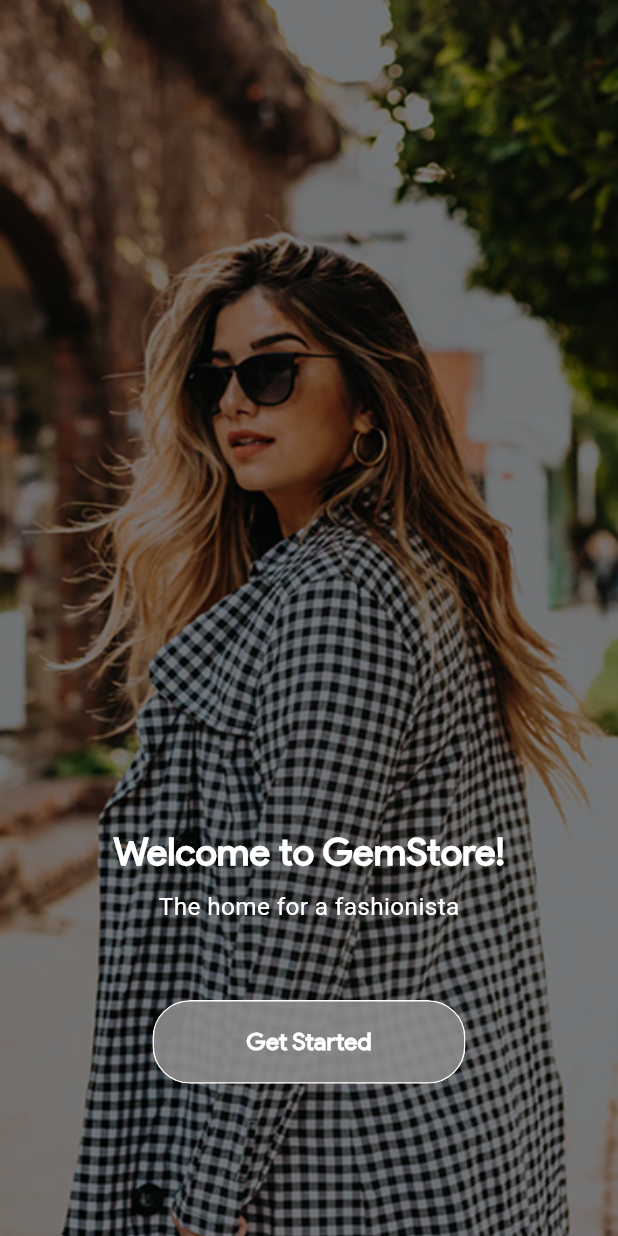
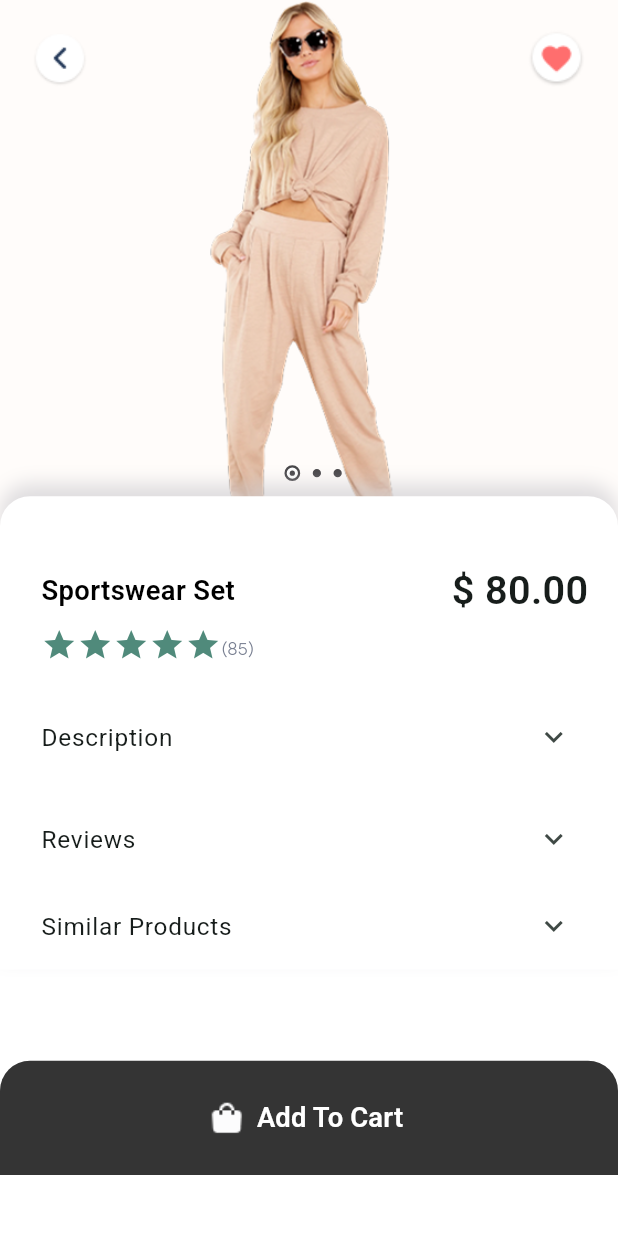
Before and after one commit to MahmoudDabour1/gem_store_app, a Flutter app: the screen it shows after launch, on a phone screen of 412 x 824 dp. Run offline on Flutter 3.47's test engine with Material 3 defaults, Android fonts, the phone set to English and light mode, and no system bars; our stand-ins replace flutter_bloc, flutter_screenutil, flutter_svg, logger; project files that could hold a hidden picture were left out.

Commit message:
product details done

```diff
--- a/lib/core/routing/app_router.dart
+++ b/lib/core/routing/app_router.dart
@@ -6,6 +6,7 @@ import 'package:gem_store_app/features/discover/presentation/views/discover_scre
 import 'package:gem_store_app/features/home/presentation/views/home_screen.dart';
 import 'package:gem_store_app/features/login/login_screen.dart';
 import 'package:gem_store_app/features/onboarding/views/onboarding_intro_screen.dart';
+import 'package:gem_store_app/features/product_details/views/item_details_views.dart';
 
 import '../../features/checkout/checkout_screen.dart';
 import '../../features/onboarding/views/onboarding_screen.dart';
@@ -24,6 +25,11 @@ class AppRouter {
       case Routes.loginScreen:
         return MaterialPageRoute(
           builder: (_) => LoginScreen(),
+        );
+
+      case Routes.productDetailsScreen:
+        return MaterialPageRoute(
+          builder: (_) => ItemDetailsViews(),
         );
       case Routes.checkoutScreen:
         return MaterialPageRoute(
--- a/lib/core/routing/routes.dart
+++ b/lib/core/routing/routes.dart
@@ -7,4 +7,5 @@ abstract class Routes {
   static const String cartScreen = '/cartScreen';
   static const String homeScreen = '/homeScreen';
   static const String discoverScreen = '/discoverScreen';
+  static const String productDetailsScreen = "/productDetailsScreen";
 }
--- a/lib/core/utils/app_assets.dart
+++ b/lib/core/utils/app_assets.dart
@@ -34,4 +34,6 @@ class AppAssets {
   static String imagesActiveFavoriteIcon =
       "assets/images/activate_favorite_icon.png";
   static String imagesTestItem = "assets/images/test_item.png";
+
+  static String cartIcon = "assets/images/shoping_bag.png";
 }
--- /dev/null
+++ b/lib/features/product_details/views/item_details_views.dart
@@ -0,0 +1,28 @@
+import 'package:flutter/material.dart';
+import 'package:gem_store_app/features/product_details/views/widgets/full_details.dart';
+import 'package:gem_store_app/features/product_details/views/widgets/item_images.dart';
+
+
+
+
+class ItemDetailsViews extends StatelessWidget {
+  const ItemDetailsViews({super.key});
+
+  @override
+  Widget build(BuildContext context) {
+    return SafeArea(
+      child: Scaffold(
+          backgroundColor: Colors.white,
+          body: SingleChildScrollView(
+            child: Column(
+              children: [
+                ItemImages(),
+
+                FullDetails()
+
+              ],
+            ),
+          )),
+    );
+  }
+}
--- /dev/null
+++ b/lib/features/product_details/views/widgets/custome_section_of_details.dart
@@ -0,0 +1,26 @@
+import 'package:flutter/material.dart';
+import 'package:flutter_screenutil/flutter_screenutil.dart';
+import '../../../../core/utils/app_text_styles.dart';
+
+class CustomeSectionOfDetails extends StatelessWidget {
+  final String title;
+  final List<Widget> children;
+  const CustomeSectionOfDetails({super.key, required this.title, required this.children});
+
+  @override
+  Widget build(BuildContext context) {
+    return ExpansionTile(
+      shape: Border.all(color: Colors.white),
+      tilePadding: EdgeInsets.only(right: 10.w),
+      childrenPadding: EdgeInsets.only(bottom: 14.w),
+      iconColor: Colors.black,
+      title: Text(
+        title,
+        style: AppTextStyles.font16regular,
+      ),
+      children:
+        children
+      ,
+    );
+  }
+}
--- /dev/null
+++ b/lib/features/product_details/views/widgets/full_details.dart
@@ -0,0 +1,61 @@
+import 'package:flutter/material.dart';
+import 'package:flutter_screenutil/flutter_screenutil.dart';
+import 'package:gem_store_app/core/utils/app_assets.dart';
+import 'package:gem_store_app/core/utils/app_colors.dart';
+import 'package:gem_store_app/features/product_details/views/widgets/title_details_sections.dart';
+
+import '../../../../core/utils/app_text_styles.dart';
+
+
+class FullDetails extends StatelessWidget {
+  const FullDetails({super.key});
+
+  @override
+  Widget build(BuildContext context) {
+    var borderRadius = BorderRadius.only(
+        topLeft: Radius.circular(20), topRight: Radius.circular(20));
+    return Column(
+      children: [
+        Transform.translate(
+          offset: Offset(0, -60.h),
+          child: Container(
+              padding: EdgeInsets.only(top: 40.w),
+              decoration: BoxDecoration(
+                  color: Colors.white,
+                  boxShadow: [
+                    BoxShadow(
+                        color: AppColors.lightGrayColor.withValues(alpha: .6),
+                        blurRadius: 10,
+                        offset: Offset(0, -8),
+                        spreadRadius: -.1)
+                  ],
+                  borderRadius: borderRadius),
+              child: Padding(
+                padding: EdgeInsets.only(right: 18.w, left: 25.w),
+                child: ProductTitleAndDetails(),
+              )),
+        ),
+        ColoredBox(
+          color: Colors.white,
+          child: Container(
+            width: double.infinity,
+            margin: EdgeInsets.only(bottom: 0),
+            height: 75.h,
+            clipBehavior: Clip.none,
+            decoration: BoxDecoration(
+                color: AppColors.darkerGrayColor, borderRadius: borderRadius),
+            child: TextButton.icon(
+              onPressed: () {},
+              label: Text(
+                "Add To Cart",
+                style: AppTextStyles.font18BlackSemiBold
+                    .copyWith(color: Colors.white),
+              ),
+              icon: Image.asset(AppAssets.cartIcon),
+            ),
+          ),
+        )
+      ],
+    );
+  }
+}
--- /dev/null
+++ b/lib/features/product_details/views/widgets/item_images.dart
@@ -0,0 +1,82 @@
+import 'package:flutter/material.dart';
+import 'package:flutter_screenutil/flutter_screenutil.dart';
+import 'package:gem_store_app/core/utils/app_colors.dart';
+
+import '../../../../core/utils/app_assets.dart';
+
+class ItemImages extends StatelessWidget {
+  const ItemImages({super.key});
+
+  @override
+  Widget build(BuildContext context) {
+    return Stack(
+      children: [
+        Container(
+            height: MediaQuery.of(context).size.height / 2 - 20.h,
+            width: MediaQuery.of(context).size.width,
+            color: Color(0xFFFFFCFA),
+            child: PageView.builder(
+              itemCount: 3,
+              itemBuilder: (context, index) {
+                return Image.asset(
+                  AppAssets.imagesTestItem,
+                  fit: BoxFit.contain,
+                  width: double.infinity,
+                );
+              },
+            )),
+        Positioned(
+            left: 20.w,
+            width: MediaQuery.of(context).size.width - 40.w,
+            top: 20.h,
+            child: Row(
+              mainAxisAlignment: MainAxisAlignment.spaceBetween,
+              children: [
+                ...List.generate(
+                  2,
+                  (index) {
+                    return GestureDetector(
+                        onTap: () {},
+                        child: Image.asset(index == 0
+                            ? AppAssets.imagesBackButtonIcon
+                            : AppAssets.imagesActiveFavoriteIcon));
+                  },
+                )
+              ],
+            )),
+        Positioned(
+            bottom: 70.h,
+            right: 160.w,
+            width: 50.w,
+            child: Row(
+              mainAxisAlignment: MainAxisAlignment.spaceEvenly,
+              children: [
+                for (int index = 0; index < 3; index++)
+                  Container(
+                    padding: index == 0
+                        ? EdgeInsets.all(2.h)
+                        : EdgeInsets.all(0),
+                    width: index == 0 ? 10.5 : 5.5,
+                    height: index == 0 ? 10.5 : 5.5,
+                    decoration: BoxDecoration(
+                        borderRadius: BorderRadius.circular(7.r),
+                        border: Border.all(
+                            color: AppColors.deepGrayColor, width: 1.5),
+                        color: index == 0
+                            ? Colors.white
+                            : AppColors.deepGrayColor),
+                    child: Container(
+                      height: 5.5.h,
+                      width: 5.5.w,
+                      decoration: BoxDecoration(
+                        color: AppColors.deepGrayColor,
+                        borderRadius: BorderRadius.circular(3.r),
+                      ),
+                    ),
+                  )
+              ],
+            ))
+      ],
+    );
+  }
+}
--- /dev/null
+++ b/lib/features/product_details/views/widgets/rating_bar.dart
@@ -0,0 +1,43 @@
+import 'package:flutter/material.dart';
+
+class CustomeRatingBar extends StatefulWidget {
+  final double rate;
+  final double itemSize;
+  final Color itemColor;
+  const CustomeRatingBar(
+      {super.key,
+      required this.rate,
+      required this.itemSize,
+      required this.itemColor});
+
+  @override
+  State<CustomeRatingBar> createState() => _CustomeRatingBarState();
+}
+
+class _CustomeRatingBarState extends State<CustomeRatingBar> {
+  bool rated = false;
+  @override
+  Widget build(BuildContext context) {
+    return Row(
+      spacing: 0,
+
+      children: [
+        ...List.generate(
+          5,
+          (index) {
+            return  GestureDetector(
+              onTap: () {
+
+              },
+              child: Icon(
+                    Icons.star,
+                    color: widget.itemColor,
+                    size: widget.itemSize,
+                  ),
+            );
+          },
+        )
+      ],
+    );
+  }
+}
--- /dev/null
+++ b/lib/features/product_details/views/widgets/sections_list.dart
@@ -0,0 +1,97 @@
+import 'package:flutter/material.dart';
+import 'package:flutter_screenutil/flutter_screenutil.dart';
+import 'package:gem_store_app/core/utils/font_weight_helper.dart';
+import 'package:gem_store_app/core/utils/spacing.dart';
+import 'package:gem_store_app/features/product_details/views/widgets/total_review_info.dart';
+import '../../../../core/utils/app_assets.dart';
+import '../../../../core/utils/app_text_styles.dart';
+import 'custome_review.dart';
+import 'custome_section_of_details.dart';
+
+
+
+class SectionsList extends StatelessWidget {
+  const SectionsList({super.key});
+
+  @override
+  Widget build(BuildContext context) {
+    return Column(
+      children: [
+         CustomeSectionOfDetails(title: "Description", children: [
+          Text(
+            overflow: TextOverflow.ellipsis,
+            maxLines: 3,
+            textAlign: TextAlign.justify,
+            'Sportswear is no longer under culture, it is no longer indie or cobbled together as it once was. Sport is fashion today. The top is oversized in fit and style, may need to size down.',
+            style: AppTextStyles.font12regular,
+          ),
+        ]),
+        verticalSpace(10),
+        CustomeSectionOfDetails(title: "Reviews", children: [
+          TotalReviewInfo(finalRate: 4.9, totalRates: 85),
+          verticalSpace(10),
+
+          ListView.builder(
+            shrinkWrap: true,
+            itemCount: 3,
+
+            physics: NeverScrollableScrollPhysics(),
+            itemBuilder: (context, index) {
+              return SizedBox(
+                child: CustomeReview(
+                  userName: "Kelly Rihana",
+                  userImageUrl: AppAssets.imagesTestItem,
+                  dateOfReview: "5m ago",
+                  rate: 5,
+                  review:
+                      "I'm very happy with order, It was delivered on and good quality. Recommended!",
+                ),
+              );
+            },
+          )
+        ]),
+        CustomeSectionOfDetails(
+            title: "Similar Products",
+            children: [
+              SizedBox(
+                // width: d,
+                height: 240.h,
+                child: ListView.builder(
+                  scrollDirection: Axis.horizontal,
+                  itemCount: 4,
+                  itemBuilder: (context, index) {
+                    return Container(
+                      margin: EdgeInsets.all(10.w),
+                      height: 230.h,
+                      width: 130.w,
+                      clipBehavior: Clip.hardEdge,
+                      decoration: BoxDecoration(
+
+                      color: Colors.white,
+                      borderRadius: BorderRadius.all(Radius.circular(10))
+                      ),
+                      child: Column(
+                        crossAxisAlignment: CrossAxisAlignment.start,
+                        children: [
+                          Image.asset(
+                            fit: BoxFit.fill,
+                            "assets/images/Similar_item_test.png",width: 130.w,height: 150.h,
+                            ),
+
+                          Text("Rise Crop Hoodie",style: AppTextStyles.font12BlackRegular.copyWith(height: 2.h),
+                          ),
+
+                          Text("\$ 43.00",style: AppTextStyles.font14Medium.copyWith(fontWeight: FontWeightHelper.semiBold),
+                          )
+                        ],
+                      ),
+                    );
+                  },
+                ),
+              )
+            ]
+            )
+      ],
+    );
+  }
+}
--- /dev/null
+++ b/lib/features/product_details/views/widgets/title_details_sections.dart
@@ -0,0 +1,55 @@
+import 'package:flutter/foundation.dart';
+import 'package:flutter/material.dart';
+import 'package:flutter_screenutil/flutter_screenutil.dart';
+import 'package:gem_store_app/core/utils/app_colors.dart';
+import 'package:gem_store_app/core/utils/spacing.dart';
+import 'package:gem_store_app/features/product_details/views/widgets/rating_bar.dart';
+import 'package:gem_store_app/features/product_details/views/widgets/sections_list.dart';
+import '../../../../core/utils/app_text_styles.dart';
+
+
+
+class ProductTitleAndDetails extends StatelessWidget {
+  const ProductTitleAndDetails({super.key});
+
+  @override
+  Widget build(BuildContext context) {
+    return Column(
+      crossAxisAlignment: CrossAxisAlignment.start,
+      children: [
+        Row(
+          mainAxisAlignment: MainAxisAlignment.spaceBetween,
+          children: [
+            Text(
+              "Sportswear Set",
+              style: AppTextStyles.font18BlackSemiBold,
+            ),
+            Text(
+              "\$ 80.00",
+              style:
+                  AppTextStyles.font26semiBold,
+            )
+          ],
+        ),
+        verticalSpace(5),
+        Row(
+          children: [
+            CustomeRatingBar(
+                rate: 5,
+                itemSize: 24,
+                itemColor: AppColors.starColor),
+            Padding(
+              padding: EdgeInsets.only(top: 5.h),
+              child: Text(
+                "(85)",
+                style: AppTextStyles.font12GreyRegular,
+              ),
+            )
+          ],
+        ),
+        verticalSpace(20),
+        SectionsList()
+      ],
+    );
+  }
+}
--- a/lib/gem_store_app.dart
+++ b/lib/gem_store_app.dart
@@ -1,11 +1,11 @@
 import 'package:flutter/material.dart';
-import 'package:flutter_bloc/flutter_bloc.dart';
 import 'package:flutter_screenutil/flutter_screenutil.dart';
 import 'package:gem_store_app/core/routing/app_router.dart';
 import 'package:gem_store_app/core/routing/routes.dart';
 import 'package:gem_store_app/features/discover/presentation/views/discover_screen.dart';
 import 'package:gem_store_app/features/onboarding/cubits/scrolling/scrolling_cubit.dart';
 import 'package:gem_store_app/features/onboarding/views/onboarding_screen.dart';
+import 'package:gem_store_app/features/product_details/views/item_details_views.dart';
 import 'core/utils/app_colors.dart';
 
 class GemStoreApp extends StatelessWidget {
@@ -28,7 +28,7 @@ class GemStoreApp extends StatelessWidget {
         ),
         onGenerateRoute: appRouter.generateRoute,
         navigatorObservers: [NavigatorObserver()],
-        initialRoute: Routes.onBoardingScreen,
+        initialRoute: Routes.productDetailsScreen,
         home: OnboardingScreen(),
       ),
     );
```
Also changed, not shown: lib/features/product_details/views/widgets/custome_review.dart (added, +72 -0 lines), lib/features/product_details/views/widgets/total_review_info.dart (added, +50 -0 lines), assets/images/shoping_bag.png (renamed from assets/images/Filled.png).
